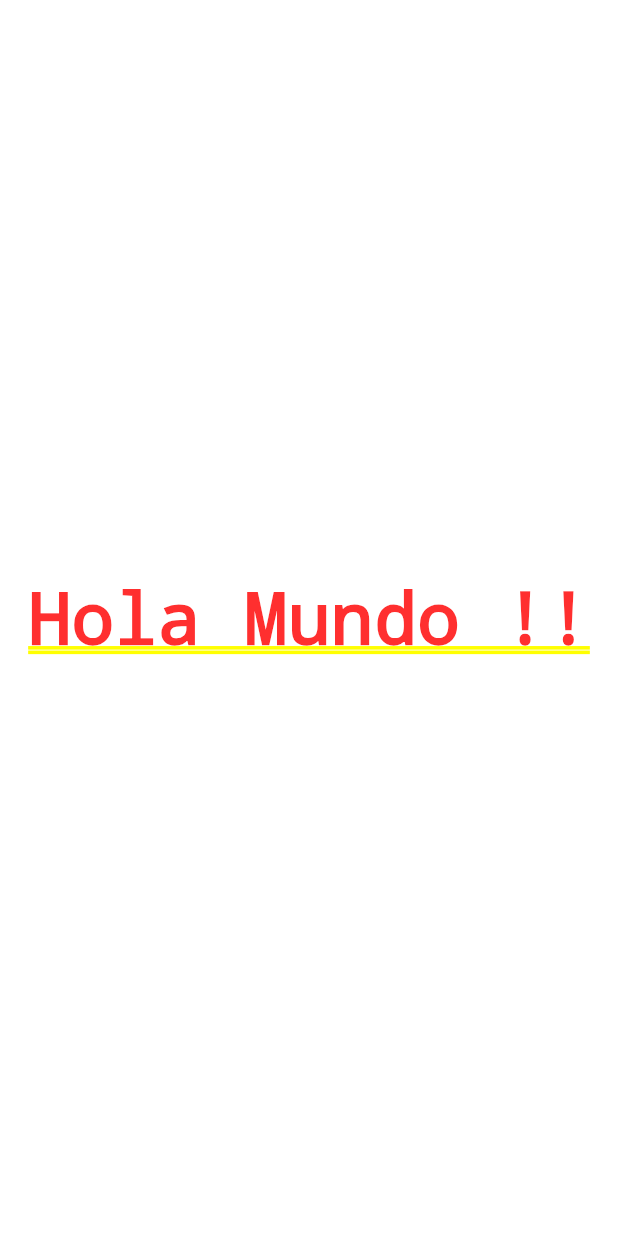
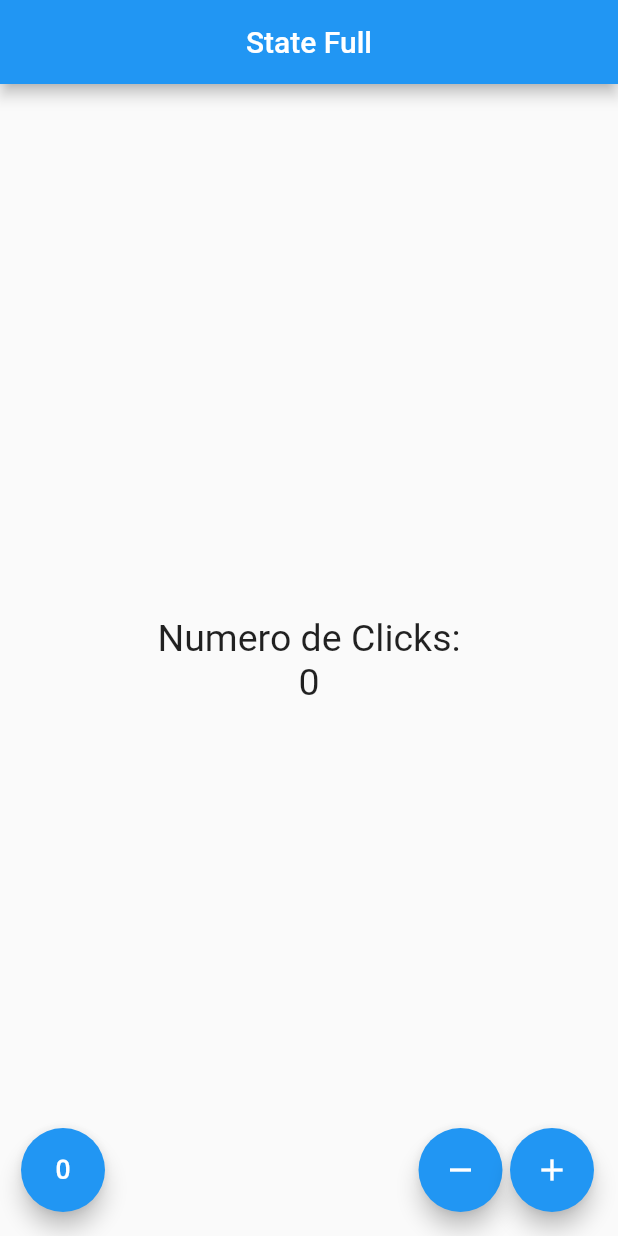
Before and after one commit to JosueArronis/ContadorFlutter, a Flutter app: the screen it shows after launch, on a phone screen of 412 x 824 dp. Run offline on Flutter 3.47's test engine with Material 2 defaults, Android fonts, the phone set to English and light mode, and no system bars.

Commit message:
App contador

```diff
--- a/lib/src/app.dart
+++ b/lib/src/app.dart
@@ -1,11 +1,14 @@
 import 'package:flutter/material.dart';
+import 'package:contador/src/pages/contador_page.dart';
+// import 'package:contador/src/pages/home_page.dart';
 
 class Myapp extends StatelessWidget {
   @override
   Widget build(BuildContext context) {
     return MaterialApp(
+      debugShowCheckedModeBanner: false,
       home: Center(
-        child:  Text('Hola Mundo !!'),
+        child: ContadorPage(),
       )
     );
   }
--- /dev/null
+++ b/lib/src/pages/contador_page.dart
@@ -0,0 +1,68 @@
+
+import 'package:flutter/material.dart';
+
+class ContadorPage extends StatefulWidget {
+  @override
+  createState() => _ContadorPageState();
+}
+
+class _ContadorPageState extends State<ContadorPage> {
+  final  _estiloTexto = new TextStyle( fontSize: 25);
+  int _conteo = 0;
+  @override
+    Widget build(BuildContext context) {
+      return Scaffold(
+        appBar: AppBar(
+          title: Text('State Full'),
+          centerTitle: true,
+        ),
+        body: Center(
+          child: Column(
+            mainAxisAlignment: MainAxisAlignment.center,
+            children: <Widget>[
+            Text('Numero de Clicks:', style: _estiloTexto),
+            Text('$_conteo',  style: _estiloTexto)
+          ],) ,
+        ),
+        floatingActionButton: _crearBotones()
+      );
+    }
+
+    Widget _crearBotones() {
+      return Row(
+        mainAxisAlignment: MainAxisAlignment.end,
+        children: <Widget>[
+          SizedBox(width: 30.0),
+          FloatingActionButton (
+            child: Icon(Icons.exposure_zero),
+            onPressed: _reset ,
+          ),
+          Expanded(child: SizedBox(width: 5.0,)),
+          FloatingActionButton (
+            child: Icon(Icons.remove),
+            onPressed: _sustraer ,
+          ),
+          SizedBox(width: 5.0,),
+          FloatingActionButton (
+            child: Icon(Icons.add),
+            onPressed: _agregar,
+          ),
+        ],
+        );
+    }
+    void _agregar() {
+      setState(() {
+        _conteo ++;
+      });
+    }
+    void _sustraer () {
+      setState(() {
+        _conteo --;
+      });
+    }
+    void _reset () {
+      setState(() {
+        _conteo = 0;
+      });
+    }
+}
```
Also changed, not shown: lib/src/pages/home_page.dart (added, +30 -0 lines), pubspec.lock, 3 other files.
